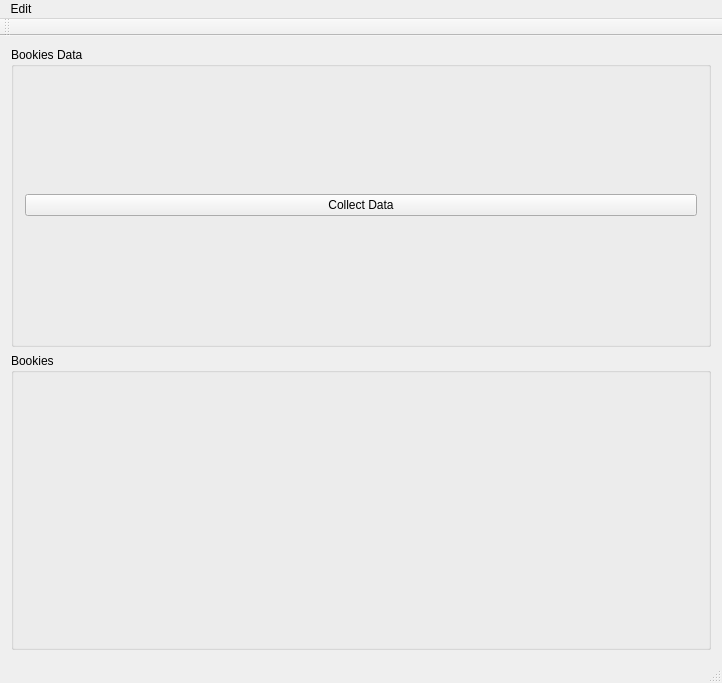
Qt form MainWindow.ui (ar1m4n/AllwaysWin) before a commit.
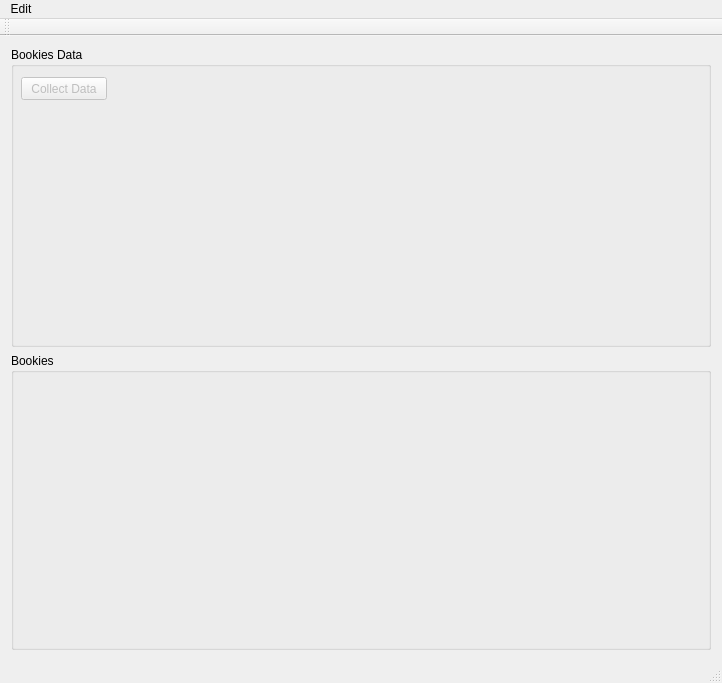
The same form after that commit.

Diff of the .ui file:
```diff
--- a/MainWindow.ui
+++ b/MainWindow.ui
@@ -32,15 +32,22 @@
       <property name="title">
        <string>Bookies Data</string>
       </property>
-      <layout class="QHBoxLayout" name="horizontalLayout">
-       <item>
         <widget class="QPushButton" name="collectDataBtn">
+       <property name="enabled">
+        <bool>false</bool>
+       </property>
+       <property name="geometry">
+        <rect>
+         <x>10</x>
+         <y>30</y>
+         <width>86</width>
+         <height>23</height>
+        </rect>
+       </property>
          <property name="text">
           <string>Collect Data</string>
          </property>
         </widget>
-       </item>
-      </layout>
      </widget>
     </item>
     <item>
```
Lines whose indentation alone changed are shown as unchanged.
